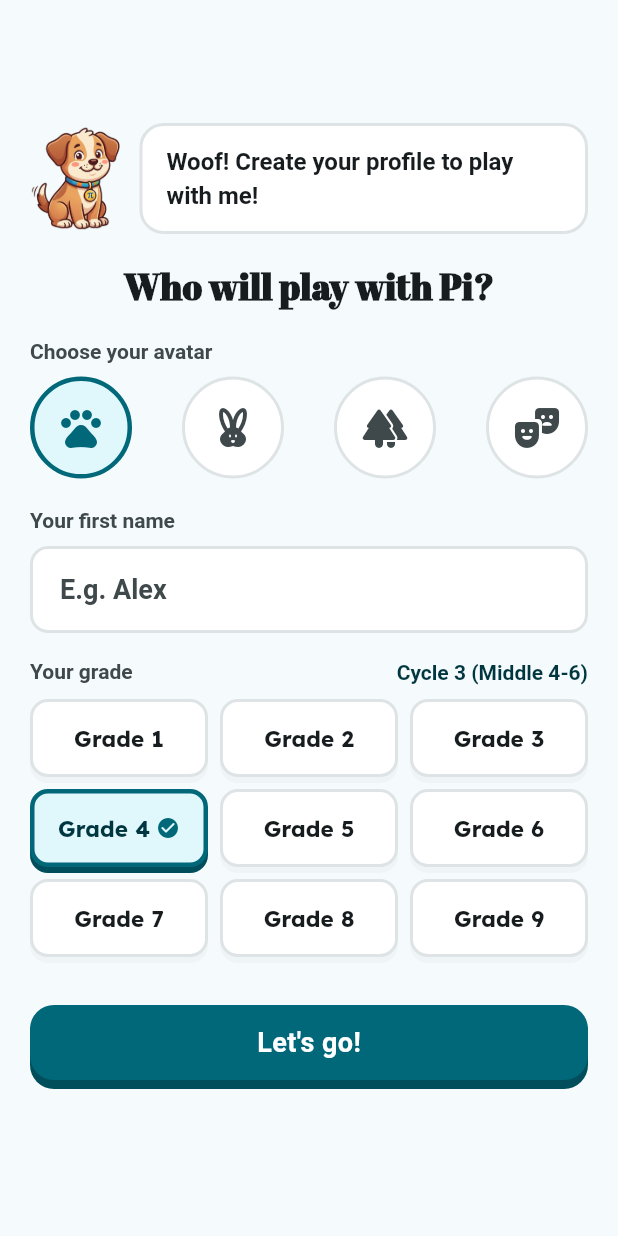
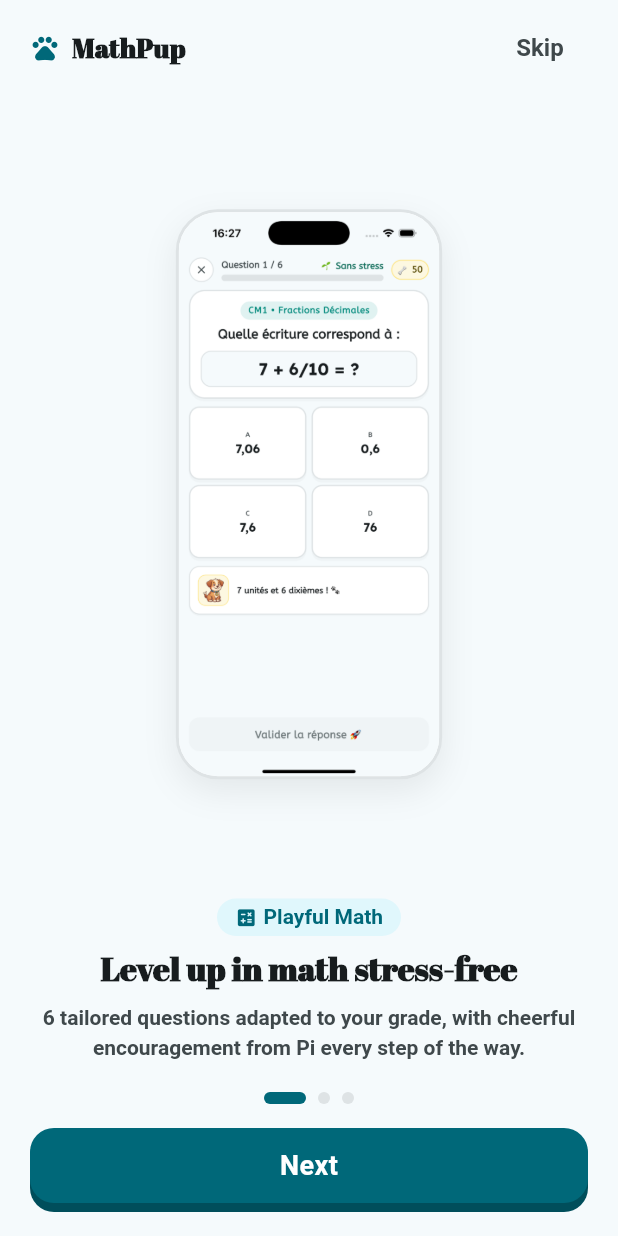
Before and after one commit to dandmb/pi_and_me, a Flutter app: the screen it shows after launch, on a phone screen of 412 x 824 dp. Run offline on Flutter 3.47's test engine with Material 3 defaults, Android fonts, the phone set to English and light mode, and no system bars; our stand-ins replace audioplayers, flutter_riverpod, google_fonts, shared_preferences, showcaseview.

Commit message:
onboarding added

```diff
--- a/lib/core/localization/app_strings.dart
+++ b/lib/core/localization/app_strings.dart
@@ -32,6 +32,38 @@ class AppStrings {
       : 'Woof! What is your name?';
   String get yourGrade => isFrench ? 'Ta classe' : 'Your grade';
   String get letsGo => isFrench ? 'C\'est parti !' : 'Let\'s go!';
+
+  // --- Onboarding Carousel Intro ---
+  String get onboardingSkip => isFrench ? 'Passer' : 'Skip';
+  String get onboardingNext => isFrench ? 'Suivant' : 'Next';
+  String get onboardingMeetPi =>
+      isFrench ? 'Rencontrer Pi 🐾' : 'Meet Pi 🐾';
+
+  String get onboardingSlide1Tag =>
+      isFrench ? 'Maths Ludiques' : 'Playful Math';
+  String get onboardingSlide1Title => isFrench
+      ? 'Progresse en maths sans stress'
+      : 'Level up in math stress-free';
+  String get onboardingSlide1Desc => isFrench
+      ? 'Des quiz de 6 questions adaptés à ton niveau, avec les encouragements chaleureux de Pi à chaque étape.'
+      : '6 tailored questions adapted to your grade, with cheerful encouragement from Pi every step of the way.';
+
+  String get onboardingSlide2Tag =>
+      isFrench ? 'Ton Compagnon' : 'Your Pet Companion';
+  String get onboardingSlide2Title =>
+      isFrench ? 'Prends soin de ton chiot Pi' : 'Feed & care for puppy Pi';
+  String get onboardingSlide2Desc => isFrench
+      ? 'Nourris-le, lave-le et joue à la balle ! Garde ses jauges de bonheur au maximum au fil des jours.'
+      : 'Feed him, wash him, and throw the ball! Keep his happiness gauges filled as you practice.';
+
+  String get onboardingSlide3Tag =>
+      isFrench ? 'Récompenses & Boutique' : 'Rewards & Shop';
+  String get onboardingSlide3Title => isFrench
+      ? 'Gagne des os et habille Pi'
+      : 'Earn golden bones & dress up Pi';
+  String get onboardingSlide3Desc => isFrench
+      ? 'Chaque quiz réussi te rapporte des Os dorés. Débloque chapeaux, lunettes et déguisements magiques !'
+      : 'Each completed quiz earns golden bones. Unlock cute hats, sunglasses, and magic costumes!';
 
   // --- Avatars ---
   String avatarLabel(String id) {
--- /dev/null
+++ b/lib/features/onboarding/presentation/onboarding_carousel_screen.dart
@@ -0,0 +1,403 @@
+import 'package:flutter/material.dart';
+import 'package:flutter/services.dart';
+import 'package:flutter_riverpod/flutter_riverpod.dart';
+import 'package:shared_preferences/shared_preferences.dart';
+import '../../../core/audio/audio_service.dart';
+import '../../../core/localization/locale_controller.dart';
+import '../../../core/theme/app_colors.dart';
+import '../../../core/theme/app_dimens.dart';
+import '../../../core/theme/app_text.dart';
+import '../../../core/widgets/chunky_button.dart';
+import 'onboarding_screen.dart';
+
+/// Clé SharedPreferences indiquant si l'enfant ou le parent a déjà vu l'introduction.
+const String kHasSeenOnboardingIntroKey = 'has_seen_onboarding_intro_v1';
+
+/// Écran d'accueil explicatif (Carousel Onboarding) présentant le concept de l'application
+/// au tout premier lancement :
+/// 1. Les quiz mathématiques ludiques et bienveillants
+/// 2. Le chiot Pi à soigner et câliner
+/// 3. Les récompenses (os dorés) et la boutique d'accessoires
+class OnboardingCarouselScreen extends ConsumerStatefulWidget {
+  const OnboardingCarouselScreen({super.key});
+
+  @override
+  ConsumerState<OnboardingCarouselScreen> createState() =>
+      _OnboardingCarouselScreenState();
+}
+
+class _OnboardingCarouselScreenState
+    extends ConsumerState<OnboardingCarouselScreen> {
+  late final PageController _pageController;
+  int _currentPage = 0;
+
+  @override
+  void initState() {
+    super.initState();
+    _pageController = PageController();
+    _currentPage = 0;
+  }
+
+  @override
+  void dispose() {
+    _pageController.dispose();
+    super.dispose();
+  }
+
+  Future<void> _completeIntro() async {
+    ref.read(audioServiceProvider).playPop();
+    try {
+      final prefs = await SharedPreferences.getInstance();
+      await prefs.setBool(kHasSeenOnboardingIntroKey, true);
+    } catch (_) {}
+
+    if (!mounted) return;
+
+    Navigator.of(context).pushReplacement(
+      PageRouteBuilder(
+        pageBuilder: (context, animation, secondaryAnimation) =>
+            const OnboardingScreen(),
+        transitionsBuilder: (context, animation, secondaryAnimation, child) {
+          return FadeTransition(opacity: animation, child: child);
+        },
+        transitionDuration: AppMotion.fast,
+      ),
+    );
+  }
+
+  void _onNext() {
+    if (_currentPage < 2) {
+      ref.read(audioServiceProvider).playPop();
+      _pageController.nextPage(
+        duration: AppMotion.base,
+        curve: Curves.easeInOutCubic,
+      );
+    } else {
+      _completeIntro();
+    }
+  }
+
+  @override
+  Widget build(BuildContext context) {
+    final strings = ref.watch(stringsProvider);
+
+    final slides = [
+      (
+        tag: strings.onboardingSlide1Tag,
+        title: strings.onboardingSlide1Title,
+        description: strings.onboardingSlide1Desc,
+        imagePath: 'assets/images/onboarding/onboarding_quiz.png',
+        tagBgColor: const Color(0xFFE0F7FC),
+        tagTextColor: AppColors.sky600,
+        accentColor: AppColors.sky600,
+        icon: Icons.calculate_rounded,
+      ),
+      (
+        tag: strings.onboardingSlide2Tag,
+        title: strings.onboardingSlide2Title,
+        description: strings.onboardingSlide2Desc,
+        imagePath: 'assets/images/onboarding/onboarding_care.png',
+        tagBgColor: const Color(0xFFE6FAF3),
+        tagTextColor: AppColors.green600,
+        accentColor: AppColors.green600,
+        icon: Icons.pets_rounded,
+      ),
+      (
+        tag: strings.onboardingSlide3Tag,
+        title: strings.onboardingSlide3Title,
+        description: strings.onboardingSlide3Desc,
+        imagePath: 'assets/images/onboarding/onboarding_shop.png',
+        tagBgColor: AppColors.amber50,
+        tagTextColor: AppColors.gold600,
+        accentColor: AppColors.gold600,
+        icon: Icons.shopping_bag_rounded,
+      ),
+    ];
+
+    return PopScope(
+      canPop: true,
+      onPopInvokedWithResult: (didPop, result) {
+        if (!didPop) {
+          SystemNavigator.pop();
+        }
+      },
+      child: Scaffold(
+        backgroundColor: context.appBg,
+        body: SafeArea(
+          child: Center(
+            child: ConstrainedBox(
+              constraints:
+                  const BoxConstraints(maxWidth: AppSpace.maxContentWidth),
+              child: Column(
+                children: [
+                  // Barre supérieure : Sauter / Passer l'onboarding
+                  Padding(
+                    padding: const EdgeInsets.symmetric(
+                      horizontal: AppSpace.s5,
+                      vertical: AppSpace.s2,
+                    ),
+                    child: Row(
+                      mainAxisAlignment: MainAxisAlignment.spaceBetween,
+                      children: [
+                        // Logo / Nom discret
+                        Row(
+                          children: [
+                            const Icon(
+                              Icons.pets_rounded,
+                              size: 20,
+                              color: AppColors.sky600,
+                            ),
+                            const SizedBox(width: AppSpace.s2),
+                            Text(
+                              strings.appTitle,
+                              style: AppText.h3.copyWith(
+                                color: context.appText,
+                                fontSize: 18,
+                              ),
+                            ),
+                          ],
+                        ),
+
+                        // Bouton Passer
+                        TextButton(
+                          onPressed: _completeIntro,
+                          style: TextButton.styleFrom(
+                            foregroundColor: context.appSubText,
+                            padding: const EdgeInsets.symmetric(
+                              horizontal: AppSpace.s3,
+                              vertical: AppSpace.s1,
+                            ),
+                            shape: RoundedRectangleBorder(
+                              borderRadius: BorderRadius.circular(AppRadius.pill),
+                            ),
+                          ),
+                          child: Text(
+                            strings.onboardingSkip,
+                            style: AppText.body.copyWith(
+                              fontWeight: FontWeight.w700,
+                              color: context.appSubText,
+                            ),
+                          ),
+                        ),
+                      ],
+                    ),
+                  ),
+
+                  // Carousel d'écrans PageView
+                  Expanded(
+                    child: PageView.builder(
+                      controller: _pageController,
+                      itemCount: slides.length,
+                      onPageChanged: (idx) {
+                        setState(() {
+                          _currentPage = idx;
+                        });
+                      },
+                      itemBuilder: (context, index) {
+                        final slide = slides[index];
+                        return _CarouselSlideView(slide: slide);
+                      },
+                    ),
+                  ),
+
+                  // Barre inférieure : Indicateur de pages & Bouton d'action
+                  Padding(
+                    padding: const EdgeInsets.fromLTRB(
+                      AppSpace.s5,
+                      AppSpace.s2,
+                      AppSpace.s5,
+                      AppSpace.s4,
+                    ),
+                    child: Column(
+                      mainAxisSize: minAxisSize,
+                      children: [
+                        // Indicateur de points (Dots)
+                        Row(
+                          mainAxisAlignment: MainAxisAlignment.center,
+                          children: List.generate(slides.length, (idx) {
+                            final isActive = idx == _currentPage;
+                            return AnimatedContainer(
+                              duration: AppMotion.base,
+                              curve: Curves.easeOutCubic,
+                              margin: const EdgeInsets.symmetric(horizontal: 4),
+                              height: 8,
+                              width: isActive ? 28 : 8,
+                              decoration: BoxDecoration(
+                                color: isActive
+                                    ? AppColors.sky600
+                                    : context.appBorder,
+                                borderRadius:
+                                    BorderRadius.circular(AppRadius.pill),
+                              ),
+                            );
+                          }),
+                        ),
+                        const SizedBox(height: AppSpace.s4),
+
+                        // Bouton Suivant / Rencontrer Pi
+                        ChunkyButton(
+                          label: _currentPage == slides.length - 1
+                              ? strings.onboardingMeetPi
+                              : strings.onboardingNext,
+                          variant: ChunkyButtonVariant.primary,
+                          height: 56,
+                          onPressed: _onNext,
+                        ),
+                      ],
+                    ),
+                  ),
+                ],
+              ),
+            ),
+          ),
+        ),
+      ),
+    );
+  }
+
+  static const minAxisSize = MainAxisSize.min;
+}
+
+/// Vue individuelle d'un slide du carousel
+class _CarouselSlideView extends StatelessWidget {
+  final ({
+    String tag,
+    String title,
+    String description,
+    String imagePath,
+    Color tagBgColor,
+    Color tagTextColor,
+    Color accentColor,
+    IconData icon,
+  }) slide;
+
+  const _CarouselSlideView({required this.slide});
+
+  @override
+  Widget build(BuildContext context) {
+    return LayoutBuilder(
+      builder: (context, constraints) {
+        return SingleChildScrollView(
+          physics: const ClampingScrollPhysics(),
+          padding: const EdgeInsets.symmetric(horizontal: AppSpace.s5),
+          child: ConstrainedBox(
+            constraints: BoxConstraints(minHeight: constraints.maxHeight),
+            child: IntrinsicHeight(
+              child: Column(
+                mainAxisAlignment: MainAxisAlignment.center,
+                children: [
+                  const SizedBox(height: AppSpace.s2),
+
+                  // Mockup du screenshot de l'app dans un cadre moderne
+                  Expanded(
+                    child: Center(
+                      child: Container(
+                        constraints: const BoxConstraints(maxHeight: 380),
+                        margin: const EdgeInsets.symmetric(vertical: AppSpace.s2),
+                        decoration: BoxDecoration(
+                          color: context.appSurface,
+                          borderRadius: BorderRadius.circular(28),
+                          border: Border.all(
+                            color: context.appBorder,
+                            width: 2,
+                          ),
+                          boxShadow: [
+                            BoxShadow(
+                              color: AppColors.ink900.withValues(alpha: 0.08),
+                              blurRadius: 18,
+                              offset: const Offset(0, 8),
+                            ),
+                          ],
+                        ),
+                        child: ClipRRect(
+                          borderRadius: BorderRadius.circular(26),
+                          child: AspectRatio(
+                            aspectRatio: 9 / 19.5,
+                            child: Image.asset(
+                              slide.imagePath,
+                              fit: BoxFit.cover,
+                              alignment: Alignment.topCenter,
+                              errorBuilder: (context, error, stackTrace) {
+                                return Center(
+                                  child: Icon(
+                                    slide.icon,
+                                    size: 64,
+                                    color: slide.accentColor,
+                                  ),
+                                );
+                              },
+                            ),
+                          ),
+                        ),
+                      ),
+                    ),
+                  ),
+
+                  const SizedBox(height: AppSpace.s3),
+
+                  // Tag thématique coloré
+                  Container(
+                    padding: const EdgeInsets.symmetric(
+                      horizontal: AppSpace.s3,
+                      vertical: AppSpace.s1,
+                    ),
+                    decoration: BoxDecoration(
+                      color: slide.tagBgColor,
+                      borderRadius: BorderRadius.circular(AppRadius.pill),
+                    ),
+                    child: Row(
+                      mainAxisSize: MainAxisSize.min,
+                      children: [
+                        Icon(
+                          slide.icon,
+                          size: 15,
+                          color: slide.tagTextColor,
+                        ),
+                        const SizedBox(width: AppSpace.s1),
+                        Text(
+                          slide.tag,
+                          style: AppText.label.copyWith(
+                            color: slide.tagTextColor,
+                            fontWeight: FontWeight.w700,
+                          ),
+                        ),
+                      ],
+                    ),
+                  ),
+
+                  const SizedBox(height: AppSpace.s2),
+
+                  // Titre accrocheur
+                  Text(
+                    slide.title,
+                    textAlign: TextAlign.center,
+                    style: AppText.h2.copyWith(
+                      color: context.appText,
+                      fontSize: 22,
+                      height: 1.25,
+                    ),
+                  ),
+
+                  const SizedBox(height: AppSpace.s2),
+
+                  // Explication claire & rassurante
+                  Text(
+                    slide.description,
+                    textAlign: TextAlign.center,
+                    style: AppText.body.copyWith(
+                      color: context.appSubText,
+                      fontSize: 14,
+                      height: 1.4,
+                    ),
+                  ),
+
+                  const SizedBox(height: AppSpace.s3),
+                ],
+              ),
+            ),
+          ),
+        );
+      },
+    );
+  }
+}
--- a/lib/main.dart
+++ b/lib/main.dart
@@ -141,7 +141,7 @@ class _MathPupAppState extends ConsumerState<MathPupApp>
       theme: buildAppTheme(textTheme),
       darkTheme: buildAppDarkTheme(textTheme),
       themeMode: themeMode,
-      home: const SplashScreen(), // 🐾 Premier écran : le SplashScreen avec le saut joyeux de Pi !
+      home: const SplashScreen(),
     );
   }
 }
--- a/pubspec.yaml
+++ b/pubspec.yaml
@@ -68,6 +68,7 @@ flutter:
   assets:
     - assets/images/
     - assets/images/accessories/
+    - assets/images/onboarding/
     - assets/icons/
     - assets/audio/
 
```
Also changed, not shown: lib/features/splash/presentation/splash_screen.dart (+18 -3 lines), assets/images/onboarding/onboarding_care.png (added), assets/images/onboarding/onboarding_quiz.png (added), assets/images/onboarding/onboarding_shop.png (added), 2 other files.
